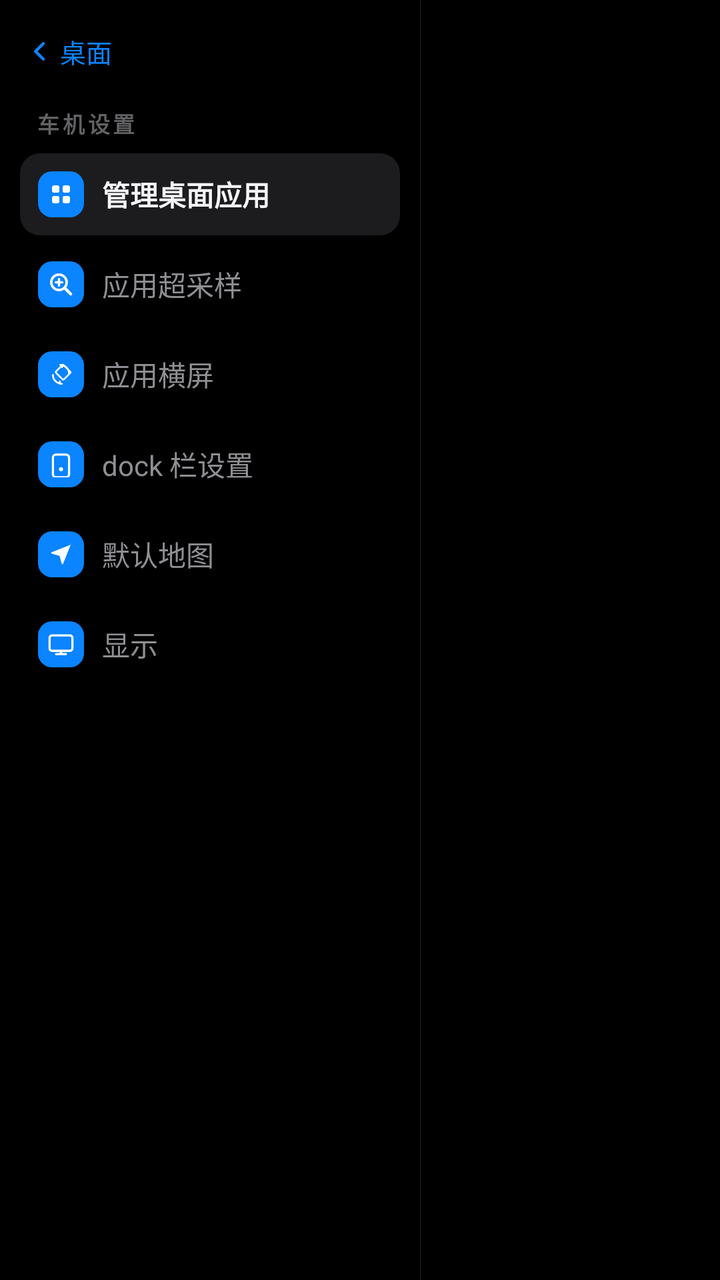
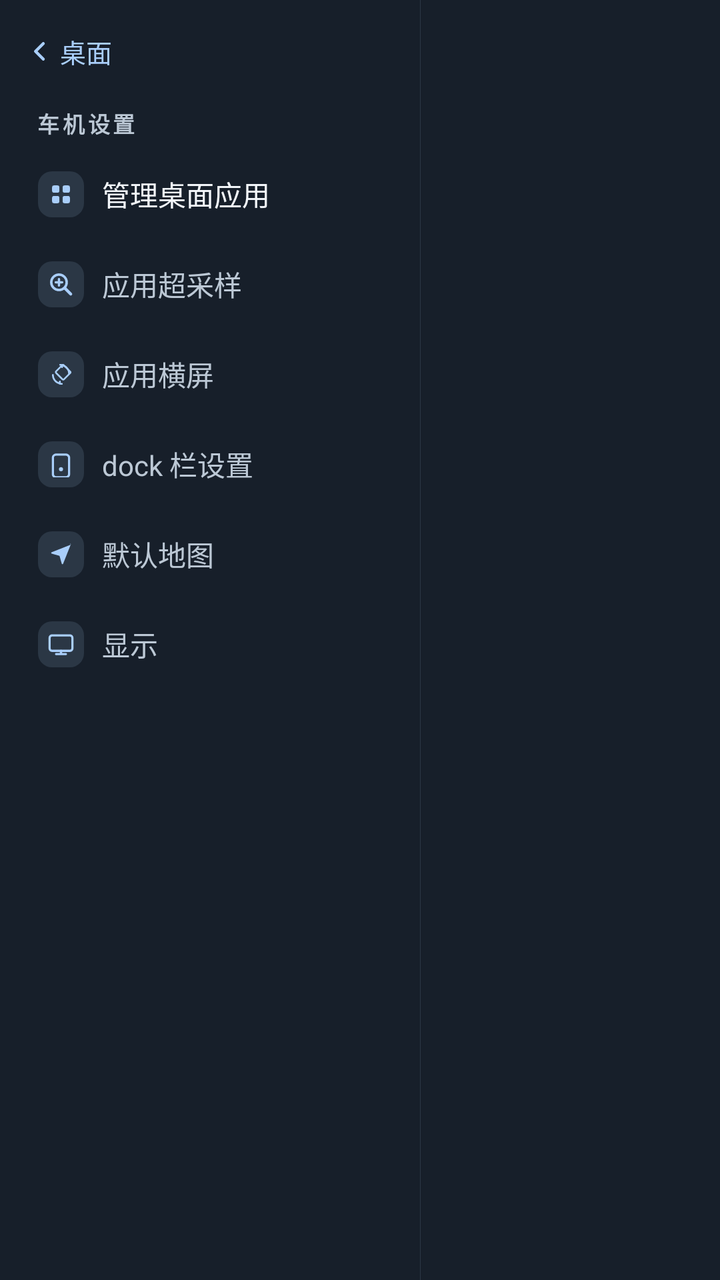

Two renders of the same Android screen: before a commit and after it. Below are the layout's source before the change and the commit's diff.
<!-- AndroidManifest.xml: activity theme Theme.CarPlaySender.Settings -->
<!-- res/layout/activity_settings.xml -->
<?xml version="1.0" encoding="utf-8"?>
<LinearLayout xmlns:android="http://schemas.android.com/apk/res/android"
    android:layout_width="match_parent"
    android:layout_height="match_parent"
    android:orientation="horizontal"
    android:background="#FF000000">

    
    <LinearLayout
        android:id="@+id/settingsMenu"
        android:layout_width="210dp"
        android:layout_height="match_parent"
        android:orientation="vertical"
        android:paddingLeft="10dp"
        android:paddingRight="10dp"
        android:paddingTop="10dp"
        android:paddingBottom="12dp">

        <TextView
            android:id="@+id/btnBack"
            android:layout_width="wrap_content"
            android:layout_height="wrap_content"
            android:background="?android:attr/selectableItemBackground"
            android:drawableLeft="@drawable/ic_chevron_left"
            android:drawablePadding="4dp"
            android:gravity="center_vertical"
            android:paddingLeft="4dp"
            android:paddingTop="6dp"
            android:paddingRight="10dp"
            android:paddingBottom="6dp"
            android:text="桌面"
            android:textColor="#FF0A84FF"
            android:textSize="13sp" />

        <TextView
            android:layout_width="match_parent"
            android:layout_height="wrap_content"
            android:layout_marginLeft="8dp"
            android:layout_marginTop="12dp"
            android:layout_marginRight="8dp"
            android:letterSpacing="0.14"
            android:text="车机设置"
            android:textColor="#FF636366"
            android:textSize="11sp"
            android:textStyle="bold" />

        <LinearLayout
            android:id="@+id/menuDesktopApps"
            android:layout_width="match_parent"
            android:layout_height="wrap_content"
            android:layout_marginTop="7dp"
            android:background="@drawable/bg_menu_item"
            android:gravity="center_vertical"
            android:orientation="horizontal"
            android:padding="9dp">

            <ImageView
                android:layout_width="23dp"
                android:layout_height="23dp"
                android:background="@drawable/bg_menu_chip"
                android:importantForAccessibility="no"
                android:padding="5dp"
                android:src="@drawable/ic_menu_grid" />

            <TextView
                android:layout_width="wrap_content"
                android:layout_height="wrap_content"
                android:layout_marginLeft="9dp"
                android:text="管理桌面应用"
                android:textColor="#FFF5F5F7"
                android:textSize="14sp"
                android:textStyle="bold" />
        </LinearLayout>

        <LinearLayout
            android:id="@+id/menuSupersample"
            android:layout_width="match_parent"
            android:layout_height="wrap_content"
            android:layout_marginTop="4dp"
            android:background="?android:attr/selectableItemBackground"
            android:gravity="center_vertical"
            android:orientation="horizontal"
            android:padding="9dp">

            <ImageView
                android:layout_width="23dp"
                android:layout_height="23dp"
                android:background="@drawable/bg_menu_chip"
                android:importantForAccessibility="no"
                android:padding="5dp"
                android:src="@drawable/ic_menu_zoom" />

            <TextView
                android:layout_width="wrap_content"
                android:layout_height="wrap_content"
                android:layout_marginLeft="9dp"
                android:text="应用超采样"
                android:textColor="#FF8E8E93"
                android:textSize="14sp" />
        </LinearLayout>

        <LinearLayout
            android:id="@+id/menuOrientation"
            android:layout_width="match_parent"
            android:layout_height="wrap_content"
            android:layout_marginTop="4dp"
            android:background="?android:attr/selectableItemBackground"
            android:gravity="center_vertical"
            android:orientation="horizontal"
            android:padding="9dp">

            <ImageView
                android:layout_width="23dp"
                android:layout_height="23dp"
                android:background="@drawable/bg_menu_chip"
                android:importantForAccessibility="no"
                android:padding="5dp"
                android:src="@drawable/ic_screen_rotation" />

            <TextView
                android:layout_width="wrap_content"
                android:layout_height="wrap_content"
                android:layout_marginLeft="9dp"
                android:text="应用横屏"
                android:textColor="#FF8E8E93"
                android:textSize="14sp" />
        </LinearLayout>

        <LinearLayout
            android:id="@+id/menuDock"
            android:layout_width="match_parent"
            android:layout_height="wrap_content"
            android:layout_marginTop="4dp"
            android:background="?android:attr/selectableItemBackground"
            android:gravity="center_vertical"
            android:orientation="horizontal"
            android:padding="9dp">

            <ImageView
                android:layout_width="23dp"
                android:layout_height="23dp"
                android:background="@drawable/bg_menu_chip"
                android:importantForAccessibility="no"
                android:padding="5dp"
                android:src="@drawable/ic_menu_dock" />

            <TextView
                android:layout_width="wrap_content"
                android:layout_height="wrap_content"
                android:layout_marginLeft="9dp"
                android:text="dock 栏设置"
                android:textColor="#FF8E8E93"
                android:textSize="14sp" />
        </LinearLayout>

        <LinearLayout
            android:id="@+id/menuDefaultMap"
            android:layout_width="match_parent"
            android:layout_height="wrap_content"
            android:layout_marginTop="4dp"
            android:background="?android:attr/selectableItemBackground"
            android:gravity="center_vertical"
            android:orientation="horizontal"
            android:padding="9dp">

            <ImageView
                android:layout_width="23dp"
                android:layout_height="23dp"
                android:background="@drawable/bg_menu_chip"
                android:importantForAccessibility="no"
                android:padding="5dp"
                android:src="@drawable/ic_menu_map" />

            <TextView
                android:layout_width="wrap_content"
                android:layout_height="wrap_content"
                android:layout_marginLeft="9dp"
                android:text="默认地图"
                android:textColor="#FF8E8E93"
                android:textSize="14sp" />
        </LinearLayout>

        <LinearLayout
            android:id="@+id/menuDisplay"
            android:layout_width="match_parent"
            android:layout_height="wrap_content"
            android:layout_marginTop="4dp"
            android:background="?android:attr/selectableItemBackground"
            android:gravity="center_vertical"
            android:orientation="horizontal"
            android:padding="9dp">

            <ImageView
                android:layout_width="23dp"
                android:layout_height="23dp"
                android:background="@drawable/bg_menu_chip"
                android:importantForAccessibility="no"
                android:padding="5dp"
                android:src="@drawable/ic_menu_display" />

            <TextView
                android:layout_width="wrap_content"
                android:layout_height="wrap_content"
                android:layout_marginLeft="9dp"
                android:text="显示"
                android:textColor="#FF8E8E93"
                android:textSize="14sp" />
        </LinearLayout>
    </LinearLayout>

    <View
        android:layout_width="1px"
        android:layout_height="match_parent"
        android:background="#FF1E1E21" />

    
    <FrameLayout
        android:layout_width="0dp"
        android:layout_height="match_parent"
        android:layout_weight="1">

        
        <FrameLayout
            android:id="@+id/settingsContainer"
            android:layout_width="match_parent"
            android:layout_height="match_parent"
            android:layout_weight="1" />

        
        <TextView
            android:id="@+id/settingsToast"
            android:layout_width="wrap_content"
            android:layout_height="wrap_content"
            android:layout_gravity="bottom|center_horizontal"
            android:layout_marginBottom="21dp"
            android:alpha="0"
            android:background="@drawable/bg_settings_toast"
            android:paddingLeft="13dp"
            android:paddingTop="7dp"
            android:paddingRight="13dp"
            android:paddingBottom="7dp"
            android:textColor="#FFE5E5EA"
            android:textSize="12sp" />
    </FrameLayout>
</LinearLayout>
<!-- resources referenced by this layout -->
<resources>
  <!-- drawable bg_menu_chip (drawable) -->
  <?xml version="1.0" encoding="utf-8"?>
  <shape xmlns:android="http://schemas.android.com/apk/res/android"
      android:shape="rectangle">
      <solid android:color="#FF0A84FF" />
      <corners android:radius="7dp" />
  </shape>
  <!-- drawable bg_menu_item (drawable) -->
  <?xml version="1.0" encoding="utf-8"?>
  <shape xmlns:android="http://schemas.android.com/apk/res/android"
      android:shape="rectangle">
      <solid android:color="#FF1C1C1F" />
      <corners android:radius="10dp" />
  </shape>
  <!-- drawable bg_settings_toast (drawable) -->
  <?xml version="1.0" encoding="utf-8"?>
  <shape xmlns:android="http://schemas.android.com/apk/res/android"
      android:shape="rectangle">
      <solid android:color="#F01C1C1F" />
      <corners android:radius="8dp" />
  </shape>
  <!-- drawable ic_chevron_left (drawable) -->
  <?xml version="1.0" encoding="utf-8"?>
  <vector xmlns:android="http://schemas.android.com/apk/res/android"
      android:width="12dp"
      android:height="12dp"
      android:viewportWidth="16"
      android:viewportHeight="16">
      <path
          android:pathData="M10.2,2.8 L5,8 L10.2,13.2"
          android:strokeColor="#FF0A84FF"
          android:strokeWidth="2"
          android:strokeLineCap="round"
          android:strokeLineJoin="round"
          android:fillColor="#00000000" />
  </vector>
  <!-- drawable ic_menu_map (drawable) -->
  <?xml version="1.0" encoding="utf-8"?>
  <vector xmlns:android="http://schemas.android.com/apk/res/android"
      android:width="13dp"
      android:height="13dp"
      android:viewportWidth="64"
      android:viewportHeight="64">
      <path
          android:fillColor="#FFFFFFFF"
          android:pathData="M56.3,8.2 L8.9,26.9 c-1.6,0.6 -1.5,2.9 0.2,3.4 l19.3,5.4 5.4,19.3 c0.5,1.7 2.8,1.8 3.4,0.2 L56,7.8 c0.5,-1.3 -0.8,-2.6 -2.1,-2.1 z" />
  </vector>
  <style name="Theme.CarPlaySender.Settings" parent="Theme.CarPlaySender.Launcher">
          <item name="android:windowAnimationStyle">@style/CarPlaySettingsAnimation</item>
      </style>
  <style name="Theme.CarPlaySender.Launcher" parent="Theme.AppCompat.DayNight.NoActionBar">
          <item name="android:windowBackground">@android:color/transparent</item>
          <item name="android:colorBackground">@android:color/transparent</item>
          <item name="android:windowIsTranslucent">true</item>
          <item name="android:statusBarColor">#000000</item>
          <item name="android:navigationBarColor">#000000</item>
          <item name="android:windowLightStatusBar">false</item>
          <item name="android:windowLightNavigationBar">false</item>
      </style>
  <style name="CarPlaySettingsAnimation" parent="">
          <item name="android:activityOpenEnterAnimation">@anim/settings_in</item>
          <item name="android:activityOpenExitAnimation">@anim/stay</item>
          <item name="android:activityCloseEnterAnimation">@anim/stay</item>
          <item name="android:activityCloseExitAnimation">@anim/settings_out</item>
      </style>
  <!-- unchanged entries left out for length: 5 -->
</resources>

<!-- the commit's change to res/layout/activity_settings.xml (unified diff, before → after) -->
@@ -1,9 +1,10 @@
 <?xml version="1.0" encoding="utf-8"?>
 <LinearLayout xmlns:android="http://schemas.android.com/apk/res/android"
+    xmlns:app="http://schemas.android.com/apk/res-auto"
     android:layout_width="match_parent"
     android:layout_height="match_parent"
     android:orientation="horizontal"
-    android:background="#FF000000">
+    android:background="@color/car_surface">
 
     
     <LinearLayout
@@ -29,7 +30,7 @@
             android:paddingRight="10dp"
             android:paddingBottom="6dp"
             android:text="桌面"
-            android:textColor="#FF0A84FF"
+            android:textColor="@color/car_accent"
             android:textSize="13sp" />
 
         <TextView
@@ -40,7 +41,7 @@
             android:layout_marginRight="8dp"
             android:letterSpacing="0.14"
             android:text="车机设置"
-            android:textColor="#FF636366"
+            android:textColor="@color/car_text_muted"
             android:textSize="11sp"
             android:textStyle="bold" />
 
@@ -58,6 +59,7 @@
                 android:layout_width="23dp"
                 android:layout_height="23dp"
                 android:background="@drawable/bg_menu_chip"
+                app:tint="@color/car_accent"
                 android:importantForAccessibility="no"
                 android:padding="5dp"
                 android:src="@drawable/ic_menu_grid" />
@@ -67,9 +69,8 @@
                 android:layout_height="wrap_content"
                 android:layout_marginLeft="9dp"
                 android:text="管理桌面应用"
-                android:textColor="#FFF5F5F7"
-                android:textSize="14sp"
-                android:textStyle="bold" />
+                android:textColor="@color/car_text"
+                android:textSize="14sp" />
         </LinearLayout>
 
         <LinearLayout
@@ -77,15 +78,16 @@
             android:layout_width="match_parent"
             android:layout_height="wrap_content"
             android:layout_marginTop="4dp"
-            android:background="?android:attr/selectableItemBackground"
-            android:gravity="center_vertical"
-            android:orientation="horizontal"
-            android:padding="9dp">
-
-            <ImageView
-                android:layout_width="23dp"
-                android:layout_height="23dp"
-                android:background="@drawable/bg_menu_chip"
+            android:background="@drawable/bg_menu_item"
+            android:gravity="center_vertical"
+            android:orientation="horizontal"
+            android:padding="9dp">
+
+            <ImageView
+                android:layout_width="23dp"
+                android:layout_height="23dp"
+                android:background="@drawable/bg_menu_chip"
+                app:tint="@color/car_accent"
                 android:importantForAccessibility="no"
                 android:padding="5dp"
                 android:src="@drawable/ic_menu_zoom" />
@@ -95,7 +97,7 @@
                 android:layout_height="wrap_content"
                 android:layout_marginLeft="9dp"
                 android:text="应用超采样"
-                android:textColor="#FF8E8E93"
+                android:textColor="@color/car_text_muted"
                 android:textSize="14sp" />
         </LinearLayout>
 
@@ -104,15 +106,16 @@
             android:layout_width="match_parent"
             android:layout_height="wrap_content"
             android:layout_marginTop="4dp"
-            android:background="?android:attr/selectableItemBackground"
-            android:gravity="center_vertical"
-            android:orientation="horizontal"
-            android:padding="9dp">
-
-            <ImageView
-                android:layout_width="23dp"
-                android:layout_height="23dp"
-                android:background="@drawable/bg_menu_chip"
+            android:background="@drawable/bg_menu_item"
+            android:gravity="center_vertical"
+            android:orientation="horizontal"
+            android:padding="9dp">
+
+            <ImageView
+                android:layout_width="23dp"
+                android:layout_height="23dp"
+                android:background="@drawable/bg_menu_chip"
+                app:tint="@color/car_accent"
                 android:importantForAccessibility="no"
                 android:padding="5dp"
                 android:src="@drawable/ic_screen_rotation" />
@@ -122,7 +125,7 @@
                 android:layout_height="wrap_content"
                 android:layout_marginLeft="9dp"
                 android:text="应用横屏"
-                android:textColor="#FF8E8E93"
+                android:textColor="@color/car_text_muted"
                 android:textSize="14sp" />
         </LinearLayout>
 
@@ -131,15 +134,16 @@
             android:layout_width="match_parent"
             android:layout_height="wrap_content"
             android:layout_marginTop="4dp"
-            android:background="?android:attr/selectableItemBackground"
-            android:gravity="center_vertical"
-            android:orientation="horizontal"
-            android:padding="9dp">
-
-            <ImageView
-                android:layout_width="23dp"
-                android:layout_height="23dp"
-                android:background="@drawable/bg_menu_chip"
+            android:background="@drawable/bg_menu_item"
+            android:gravity="center_vertical"
+            android:orientation="horizontal"
+            android:padding="9dp">
+
+            <ImageView
+                android:layout_width="23dp"
+                android:layout_height="23dp"
+                android:background="@drawable/bg_menu_chip"
+                app:tint="@color/car_accent"
                 android:importantForAccessibility="no"
                 android:padding="5dp"
                 android:src="@drawable/ic_menu_dock" />
@@ -149,7 +153,7 @@
                 android:layout_height="wrap_content"
                 android:layout_marginLeft="9dp"
                 android:text="dock 栏设置"
-                android:textColor="#FF8E8E93"
+                android:textColor="@color/car_text_muted"
                 android:textSize="14sp" />
         </LinearLayout>
 
@@ -158,15 +162,16 @@
             android:layout_width="match_parent"
             android:layout_height="wrap_content"
             android:layout_marginTop="4dp"
-            android:background="?android:attr/selectableItemBackground"
-            android:gravity="center_vertical"
-            android:orientation="horizontal"
-            android:padding="9dp">
-
-            <ImageView
-                android:layout_width="23dp"
-                android:layout_height="23dp"
-                android:background="@drawable/bg_menu_chip"
+            android:background="@drawable/bg_menu_item"
+            android:gravity="center_vertical"
+            android:orientation="horizontal"
+            android:padding="9dp">
+
+            <ImageView
+                android:layout_width="23dp"
+                android:layout_height="23dp"
+                android:background="@drawable/bg_menu_chip"
+                app:tint="@color/car_accent"
                 android:importantForAccessibility="no"
                 android:padding="5dp"
                 android:src="@drawable/ic_menu_map" />
@@ -176,7 +181,7 @@
                 android:layout_height="wrap_content"
                 android:layout_marginLeft="9dp"
                 android:text="默认地图"
-                android:textColor="#FF8E8E93"
+                android:textColor="@color/car_text_muted"
                 android:textSize="14sp" />
         </LinearLayout>
 
@@ -185,15 +190,16 @@
             android:layout_width="match_parent"
             android:layout_height="wrap_content"
             android:layout_marginTop="4dp"
-            android:background="?android:attr/selectableItemBackground"
-            android:gravity="center_vertical"
-            android:orientation="horizontal"
-            android:padding="9dp">
-
-            <ImageView
-                android:layout_width="23dp"
-                android:layout_height="23dp"
-                android:background="@drawable/bg_menu_chip"
+            android:background="@drawable/bg_menu_item"
+            android:gravity="center_vertical"
+            android:orientation="horizontal"
+            android:padding="9dp">
+
+            <ImageView
+                android:layout_width="23dp"
+                android:layout_height="23dp"
+                android:background="@drawable/bg_menu_chip"
+                app:tint="@color/car_accent"
                 android:importantForAccessibility="no"
                 android:padding="5dp"
                 android:src="@drawable/ic_menu_display" />
@@ -203,7 +209,7 @@
                 android:layout_height="wrap_content"
                 android:layout_marginLeft="9dp"
                 android:text="显示"
-                android:textColor="#FF8E8E93"
+                android:textColor="@color/car_text_muted"
                 android:textSize="14sp" />
         </LinearLayout>
     </LinearLayout>
@@ -211,7 +217,7 @@
     <View
         android:layout_width="1px"
         android:layout_height="match_parent"
-        android:background="#FF1E1E21" />
+        android:background="@color/car_control" />
 
     
     <FrameLayout
@@ -239,7 +245,7 @@
             android:paddingTop="7dp"
             android:paddingRight="13dp"
             android:paddingBottom="7dp"
-            android:textColor="#FFE5E5EA"
+            android:textColor="@color/car_text"
             android:textSize="12sp" />
     </FrameLayout>
 </LinearLayout>
<!-- resource entries referenced after the edit -->
@@ -1,24 +1,45 @@
 <!-- resources referenced by this layout -->
 <resources>
+  <color name="car_accent">#A9CEFA</color>
+  <color name="car_control">#2B3745</color>
+  <color name="car_surface">#171F2A</color>
+  <color name="car_text">#F3F6FA</color>
+  <color name="car_text_muted">#BCC8D5</color>
   <!-- drawable bg_menu_chip (drawable) -->
   <?xml version="1.0" encoding="utf-8"?>
   <shape xmlns:android="http://schemas.android.com/apk/res/android"
       android:shape="rectangle">
-      <solid android:color="#FF0A84FF" />
+      <solid android:color="@color/car_control" />
       <corners android:radius="7dp" />
   </shape>
   <!-- drawable bg_menu_item (drawable) -->
   <?xml version="1.0" encoding="utf-8"?>
-  <shape xmlns:android="http://schemas.android.com/apk/res/android"
-      android:shape="rectangle">
-      <solid android:color="#FF1C1C1F" />
-      <corners android:radius="10dp" />
-  </shape>
+  <ripple xmlns:android="http://schemas.android.com/apk/res/android"
+      android:color="#40A9CEFA">
+      <item android:id="@android:id/mask">
+          <shape>
+              <solid android:color="@android:color/white" />
+              <corners android:radius="10dp" />
+          </shape>
+      </item>
+      <item>
+          <selector>
+              <item android:state_activated="true">
+                  <shape>
+                      <solid android:color="@color/car_control" />
+                      <stroke android:width="1dp" android:color="@color/car_outline" />
+                      <corners android:radius="10dp" />
+                  </shape>
+              </item>
+              <item android:drawable="@android:color/transparent" />
+          </selector>
+      </item>
+  </ripple>
   <!-- drawable bg_settings_toast (drawable) -->
   <?xml version="1.0" encoding="utf-8"?>
   <shape xmlns:android="http://schemas.android.com/apk/res/android"
       android:shape="rectangle">
-      <solid android:color="#F01C1C1F" />
+      <solid android:color="@color/car_control" />
       <corners android:radius="8dp" />
   </shape>
   <!-- drawable ic_chevron_left (drawable) -->
@@ -30,7 +51,7 @@
       android:viewportHeight="16">
       <path
           android:pathData="M10.2,2.8 L5,8 L10.2,13.2"
-          android:strokeColor="#FF0A84FF"
+          android:strokeColor="@color/car_accent"
           android:strokeWidth="2"
           android:strokeLineCap="round"
           android:strokeLineJoin="round"
@@ -50,6 +71,7 @@
   <style name="Theme.CarPlaySender.Settings" parent="Theme.CarPlaySender.Launcher">
           <item name="android:windowAnimationStyle">@style/CarPlaySettingsAnimation</item>
       </style>
+  <color name="car_outline">#536376</color>
   <style name="Theme.CarPlaySender.Launcher" parent="Theme.AppCompat.DayNight.NoActionBar">
           <item name="android:windowBackground">@android:color/transparent</item>
           <item name="android:colorBackground">@android:color/transparent</item>
